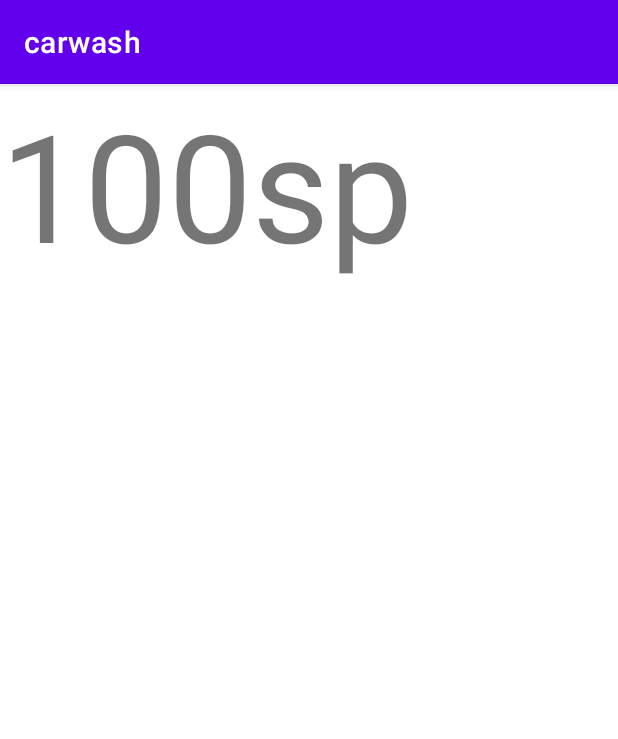
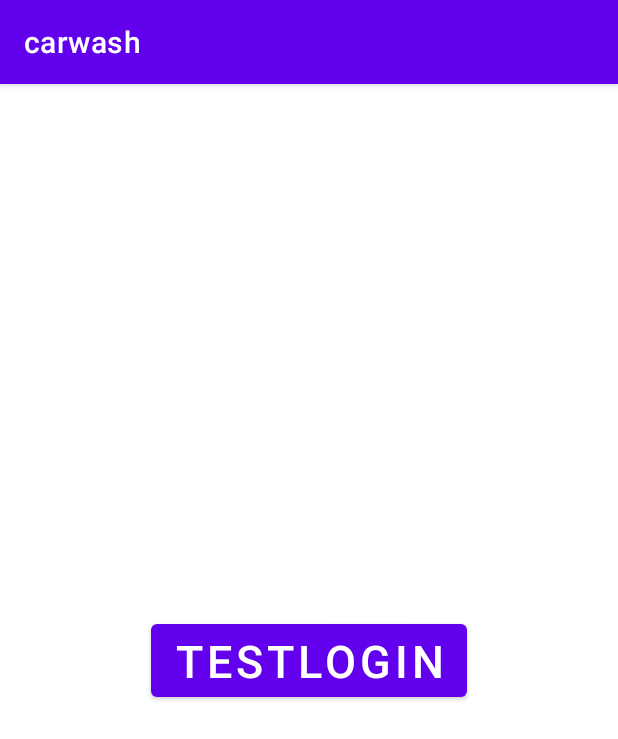
Before and after one commit to seachan94/today-car-wash-app, an Android app: the screen it shows after launch (MainActivity), on a phone screen of 412 x 824 dp. Shown: the top 739 px of the screen. Run offline under Robolectric (Android 15) with nearby library versions, the phone set to English and light mode, and no system bars; our stand-ins replace data binding.

Commit message:
NEN-18 feat : navigation 추가

```diff
--- a/android/app/src/main/AndroidManifest.xml
+++ b/android/app/src/main/AndroidManifest.xml
@@ -14,7 +14,7 @@
 
         </activity>
 
-        <activity android:name="com.nenne.presentation.MainActivity"
+        <activity android:name="com.nenne.presentation.main.MainActivity"
             android:exported="true">
             <intent-filter>
                 <action android:name="android.intent.action.MAIN" />
--- a/android/app/src/main/res/values/themes.xml
+++ b/android/app/src/main/res/values/themes.xml
@@ -12,5 +12,6 @@
         <!-- Status bar color. -->
         <item name="android:statusBarColor" tools:targetApi="l">?attr/colorPrimaryVariant</item>
         <!-- Customize your theme here. -->
+
     </style>
 </resources>
--- a/android/build.gradle
+++ b/android/build.gradle
@@ -5,6 +5,7 @@ plugins {
     id 'org.jetbrains.kotlin.android' version '1.6.10' apply false
     id 'com.google.dagger.hilt.android' version '2.42' apply false
     id 'org.jetbrains.kotlin.jvm' version '1.6.10' apply false
+    id 'androidx.navigation.safeargs.kotlin' version '2.4.2' apply false
 }
 
 task clean(type: Delete) {
--- a/android/buildSrc/src/main/java/Dependencies.kt
+++ b/android/buildSrc/src/main/java/Dependencies.kt
@@ -10,6 +10,8 @@ object Versions {
     const val LIFECYCLE_KTX = "2.3.1"
     const val ROOM = "2.3.0"
     const val CONSTRAINT_LAYOUT = "2.0.4"
+    const val NAVIGATOR = "2.4.2"
+    const val SPLASH_SCREEN = "1.0.0-beta01"
 
     const val HILT = "2.35.1"
     const val MATERIAL = "1.3.0"
@@ -43,6 +45,9 @@ object AndroidX {
     const val ROOM_COMPILER           = "androidx.room:room-compiler:${Versions.ROOM}"
 
     const val CONSTRAINT_LAYOUT       = "androidx.constraintlayout:constraintlayout:${Versions.CONSTRAINT_LAYOUT}"
+    const val NAVIGATOR_FRAGMENT      = "androidx.navigation:navigation-fragment-ktx:${Versions.NAVIGATOR}"
+    const val NAVIGATOR_UI            = "androidx.navigation:navigation-ui-ktx:${Versions.NAVIGATOR}"
+    const val SPLASH_SCREEN           = "androidx.core:core-splashscreen:${Versions.SPLASH_SCREEN}"
 }
 
 object Google {
--- a/android/presentation/src/main/java/com/nenne/presentation/MainActivity.kt
+++ /dev/null
@@ -1,13 +0,0 @@
-package com.nenne.presentation
-
-import android.os.Bundle
-import androidx.appcompat.app.AppCompatActivity
-import com.nocompany.presentation.R
-
-
-class MainActivity:AppCompatActivity() {
-    override fun onCreate(savedInstanceState: Bundle?) {
-        super.onCreate(savedInstanceState)
-        setContentView(R.layout.activity_main)
-    }
-}
--- /dev/null
+++ b/android/presentation/src/main/java/com/nenne/presentation/base/BaseFragment.kt
@@ -0,0 +1,38 @@
+package com.nenne.presentation.base
+
+import android.os.Bundle
+import android.view.LayoutInflater
+import android.view.View
+import android.view.ViewGroup
+import androidx.annotation.IdRes
+import androidx.annotation.LayoutRes
+import androidx.databinding.DataBindingUtil
+import androidx.databinding.ViewDataBinding
+import androidx.fragment.app.Fragment
+import androidx.navigation.NavDirections
+import androidx.navigation.fragment.findNavController
+
+abstract class BaseFragment<VB :ViewDataBinding>
+    (private val layoutId : Int) : Fragment(layoutId){
+
+    protected lateinit var binding : VB
+        private set
+
+    override fun onCreateView(
+        inflater: LayoutInflater,
+        container: ViewGroup?,
+        savedInstanceState: Bundle?
+    ): View {
+        binding = DataBindingUtil.inflate(inflater,layoutId,container,false)
+        binding.lifecycleOwner = viewLifecycleOwner
+        return binding.root
+    }
+
+    protected fun navigate(@IdRes actionResId: Int, bundle: Bundle? = null) {
+        findNavController().navigate(actionResId, bundle)
+    }
+
+    protected fun navigate(navDirections: NavDirections) {
+        findNavController().navigate(navDirections)
+    }
+}
--- /dev/null
+++ b/android/presentation/src/main/java/com/nenne/presentation/login/LoginFragment.kt
@@ -0,0 +1,16 @@
+package com.nenne.presentation.login
+
+import android.os.Bundle
+import androidx.fragment.app.Fragment
+import android.view.LayoutInflater
+import android.view.View
+import android.view.ViewGroup
+import androidx.fragment.app.viewModels
+import androidx.navigation.fragment.findNavController
+import com.nenne.presentation.base.BaseFragment
+import com.nocompany.presentation.R
+import com.nocompany.presentation.databinding.FragmentLoginBinding
+
+class LoginFragment : BaseFragment<FragmentLoginBinding>(R.layout.fragment_login) {
+
+}
--- /dev/null
+++ b/android/presentation/src/main/java/com/nenne/presentation/login/LoginViewModel.kt
@@ -0,0 +1,6 @@
+package com.nenne.presentation.login
+
+import com.nenne.presentation.base.BaseViewModel
+
+class LoginViewModel : BaseViewModel() {
+}
--- /dev/null
+++ b/android/presentation/src/main/java/com/nenne/presentation/main/MainActivity.kt
@@ -0,0 +1,21 @@
+package com.nenne.presentation.main
+
+import android.os.Bundle
+import androidx.appcompat.app.AppCompatActivity
+import androidx.navigation.fragment.NavHostFragment
+import com.nenne.presentation.base.BaseActivity
+import com.nocompany.presentation.R
+import com.nocompany.presentation.databinding.ActivityMainBinding
+
+
+class MainActivity : AppCompatActivity() {
+
+    private lateinit var binding : ActivityMainBinding
+
+    override fun onCreate(savedInstanceState: Bundle?) {
+        super.onCreate(savedInstanceState)
+        binding = ActivityMainBinding.inflate(layoutInflater)
+        setContentView(binding.root)
+    }
+
+}
--- /dev/null
+++ b/android/presentation/src/main/java/com/nenne/presentation/main/MainViewModel.kt
@@ -0,0 +1,6 @@
+package com.nenne.presentation.main
+
+import androidx.lifecycle.ViewModel
+
+class MainViewModel : ViewModel() {
+}
--- a/android/presentation/src/main/res/layout/activity_main.xml
+++ b/android/presentation/src/main/res/layout/activity_main.xml
@@ -1,13 +1,19 @@
 <?xml version="1.0" encoding="utf-8"?>
-<androidx.constraintlayout.widget.ConstraintLayout xmlns:android="http://schemas.android.com/apk/res/android"
+<layout xmlns:android="http://schemas.android.com/apk/res/android"
     xmlns:app="http://schemas.android.com/apk/res-auto"
-    xmlns:tools="http://schemas.android.com/tools"
-    android:layout_width="match_parent"
-    android:layout_height="match_parent">
-    <TextView
+    xmlns:tools="http://schemas.android.com/tools">
+
+    <androidx.constraintlayout.widget.ConstraintLayout
         android:layout_width="match_parent"
-        android:layout_height="match_parent"
-        android:text="100sp"
-        android:textSize="100sp"
-        />
-</androidx.constraintlayout.widget.ConstraintLayout>
+        android:layout_height="match_parent">
+
+        <androidx.fragment.app.FragmentContainerView
+            android:id="@+id/main_frame_layout"
+            android:layout_width="match_parent"
+            android:layout_height="match_parent"
+            app:defaultNavHost="true"
+            app:navGraph="@navigation/main_nav_graph"
+            android:name="androidx.navigation.fragment.NavHostFragment" />
+
+    </androidx.constraintlayout.widget.ConstraintLayout>
+</layout>
--- /dev/null
+++ b/android/presentation/src/main/res/layout/fragment_login.xml
@@ -0,0 +1,23 @@
+<layout xmlns:android="http://schemas.android.com/apk/res/android"
+    xmlns:app="http://schemas.android.com/apk/res-auto"
+    xmlns:tools="http://schemas.android.com/tools">
+
+    <androidx.constraintlayout.widget.ConstraintLayout
+        android:layout_width="match_parent"
+        android:layout_height="match_parent"
+
+        tools:context="com.nenne.presentation.login.LoginFragment">
+
+        <Button
+            android:id="@+id/testBtn"
+            android:layout_width="wrap_content"
+            android:layout_height="wrap_content"
+            android:text="testlogin"
+            android:textSize="30sp"
+            app:layout_constraintBottom_toBottomOf="parent"
+            app:layout_constraintEnd_toEndOf="parent"
+            app:layout_constraintStart_toStartOf="parent"
+            app:layout_constraintTop_toTopOf="parent" />
+
+    </androidx.constraintlayout.widget.ConstraintLayout>
+</layout>
--- /dev/null
+++ b/android/presentation/src/main/res/navigation/main_nav_graph.xml
@@ -0,0 +1,25 @@
+<?xml version="1.0" encoding="utf-8"?>
+<navigation xmlns:android="http://schemas.android.com/apk/res/android"
+    xmlns:app="http://schemas.android.com/apk/res-auto"
+    xmlns:tools="http://schemas.android.com/tools"
+    android:id="@+id/main_nav_graph"
+    app:startDestination="@id/loginFragment">
+
+    <fragment
+        android:id="@+id/loginFragment"
+        android:name="com.nenne.presentation.login.LoginFragment"
+        android:label="fragment_login"
+        tools:layout="@layout/fragment_login" >
+        <action
+            android:id="@+id/action_loginFragment_to_mapFragment"
+            app:destination="@id/mapFragment" />
+    </fragment>
+
+    <fragment
+        android:id="@+id/mapFragment"
+        android:name="com.nenne.presentation.map.MapFragment"
+        android:label="fragment_map"
+        tools:layout="@layout/fragment_map" />
+
+
+</navigation>
--- a/android/presentation/src/main/res/values/strings.xml
+++ b/android/presentation/src/main/res/values/strings.xml
@@ -1 +1,4 @@
-<resources></resources>
+<resources>
+    <!-- TODO: Remove or change this placeholder text -->
+    <string name="hello_blank_fragment">Hello blank fragment</string>
+</resources>
```
Also changed, not shown: android/presentation/build.gradle (+5 -3 lines), android/presentation/src/main/java/com/nenne/presentation/map/MapFragment.kt (added, +14 -0 lines), android/presentation/src/main/res/layout/fragment_map.xml (added, +15 -0 lines), 35 other files.
